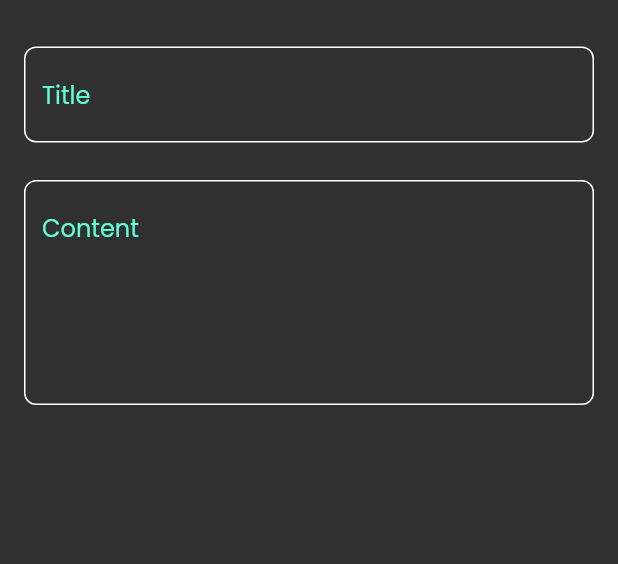
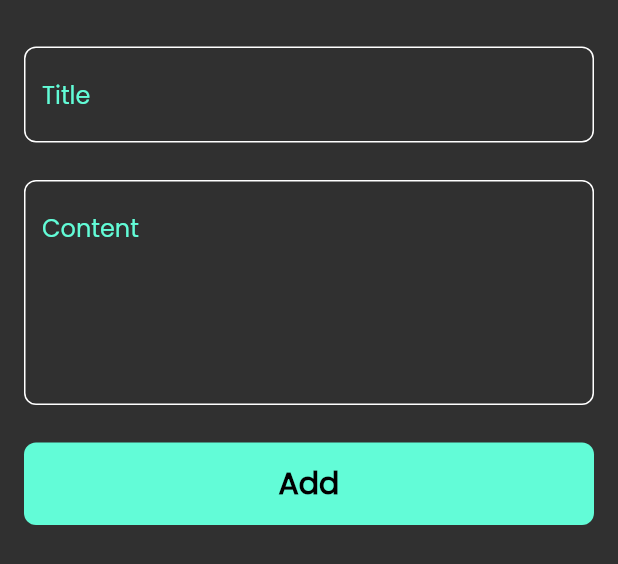
Before and after one commit to ahmedalgzery/Notes-App, a Flutter app: the AddNoteBottomSheet widget shown alone on an empty page, opened directly, on a phone screen of 412 x 824 dp. Shown: the top 564 px of the screen. Run offline on Flutter 3.47's test engine with Material 2 defaults, Android fonts, the phone set to English and light mode, and no system bars; our stand-ins replace font_awesome_flutter.

Commit message:
finish bottom sheet

```diff
--- a/lib/widgets/add_show_modal_bottom_sheet.dart
+++ b/lib/widgets/add_show_modal_bottom_sheet.dart
@@ -1,4 +1,5 @@
 import 'package:flutter/material.dart';
+import 'package:notes/widgets/custom_button.dart';
 import 'package:notes/widgets/custom_text_field.dart';
 
 class AddNoteBottomSheet extends StatelessWidget {
@@ -8,6 +9,7 @@ class AddNoteBottomSheet extends StatelessWidget {
   Widget build(BuildContext context) {
     return const Padding(
       padding: EdgeInsets.all(16.0),
+      child: SingleChildScrollView(
         child: Column(
           children: [
             SizedBox(
@@ -23,7 +25,15 @@ class AddNoteBottomSheet extends StatelessWidget {
               hintText: 'Content',
               maxLines: 5,
             ),
+            SizedBox(
+              height: 25.0,
+            ),
+            CustomButton(),
+            SizedBox(
+              height: 25.0,
+            ),
           ],
+        ),
       ),
     );
   }
--- /dev/null
+++ b/lib/widgets/custom_button.dart
@@ -0,0 +1,25 @@
+import 'package:flutter/material.dart';
+import 'package:notes/constantes.dart';
+
+class CustomButton extends StatelessWidget {
+  const CustomButton({super.key});
+
+  @override
+  Widget build(BuildContext context) {
+    return Container(
+      width: MediaQuery.of(context).size.width,
+      height: 55,
+      decoration: BoxDecoration(
+        color: kPrimaryColor,
+        borderRadius: BorderRadius.circular(8.0),
+      ),
+      child: const Center(
+        child: Text(
+          'Add',
+          style: TextStyle(
+              fontWeight: FontWeight.bold, color: Colors.black, fontSize: 20.0),
+        ),
+      ),
+    );
+  }
+}
```
Lines whose indentation alone changed are shown as unchanged.
